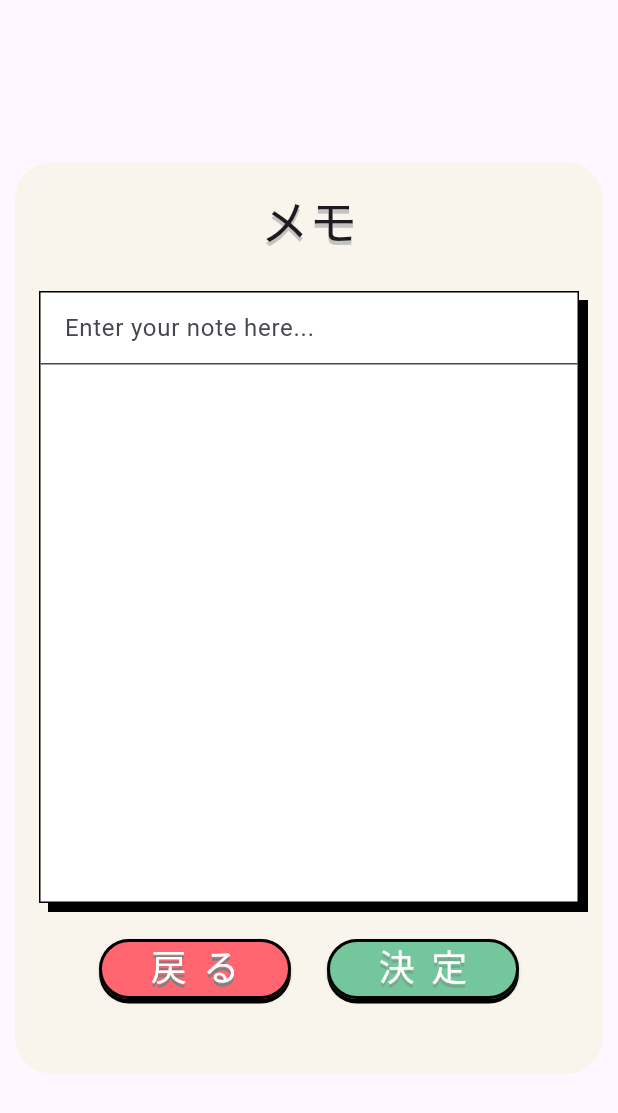
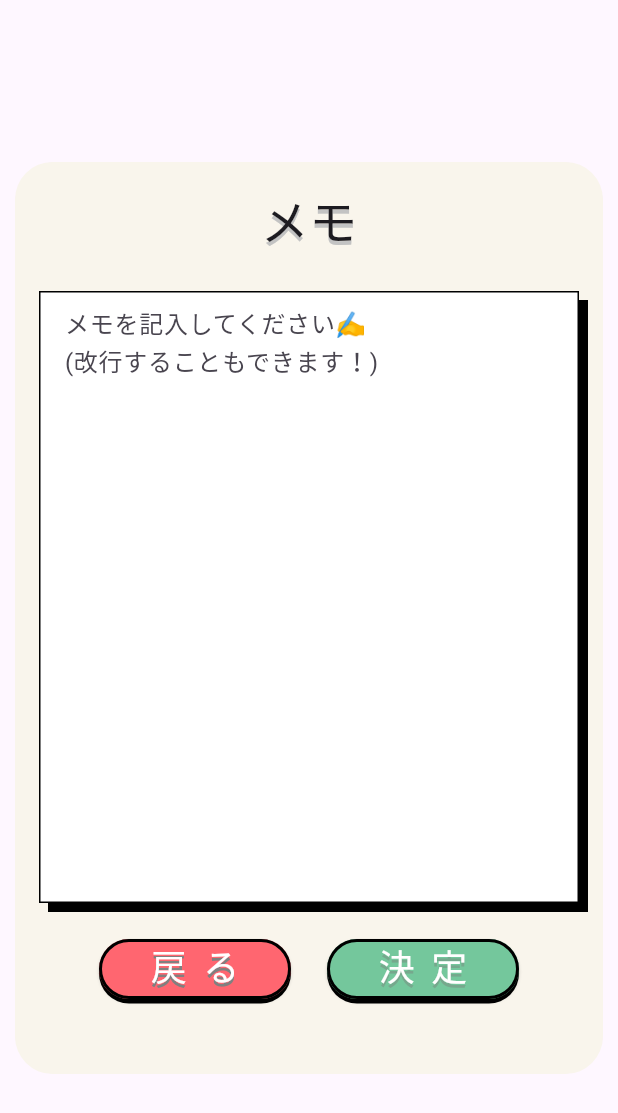
Before and after one commit to hryoshihara0692/todo_share, a Flutter app: the MemoSettingDialog widget shown alone on an empty page, opened directly, on a phone screen of 412 x 824 dp. Shown: the top 1113 px of the screen. Run offline on Flutter 3.47's test engine with Material 3 defaults, Android fonts, the phone set to English and light mode, and no system bars; our stand-ins replace cloud_firestore, firebase_auth, firebase_core, firebase_storage, flutter_riverpod, google_fonts and 3 more; missing offline and left inert: sign_button; accounts and stored records are empty; generated files the repository leaves out were written again; network calls fail.

Commit message:
2024/08/04 メモ設定/編集画面のtextfield枠消し、文言修正

```diff
--- a/lib/widgets/memo_edit_dialog.dart
+++ b/lib/widgets/memo_edit_dialog.dart
@@ -100,8 +100,8 @@ class _MemoEditDialogState extends State<MemoEditDialog> {
                 maxLines: null,
                 keyboardType: TextInputType.multiline,
                 decoration: InputDecoration(
-                  hintText: 'Enter your note here...',
-                  // border: OutlineInputBorder(),
+                  hintText: 'メモを記入してください\u{270D}\n(改行することもできます！)',
+                  border: InputBorder.none,
                   filled: true,
                   fillColor: Colors.transparent,
                 ),
--- a/lib/widgets/memo_setting_dialog.dart
+++ b/lib/widgets/memo_setting_dialog.dart
@@ -86,8 +86,8 @@ class _MemoSettingDialogState extends State<MemoSettingDialog> {
                 maxLines: null,
                 keyboardType: TextInputType.multiline,
                 decoration: InputDecoration(
-                  hintText: 'Enter your note here...',
-                  // border: OutlineInputBorder(),
+                  hintText: 'メモを記入してください\u{270D}\n(改行することもできます！)',
+                  border: InputBorder.none,
                   filled: true,
                   fillColor: Colors.transparent,
                 ),
```
